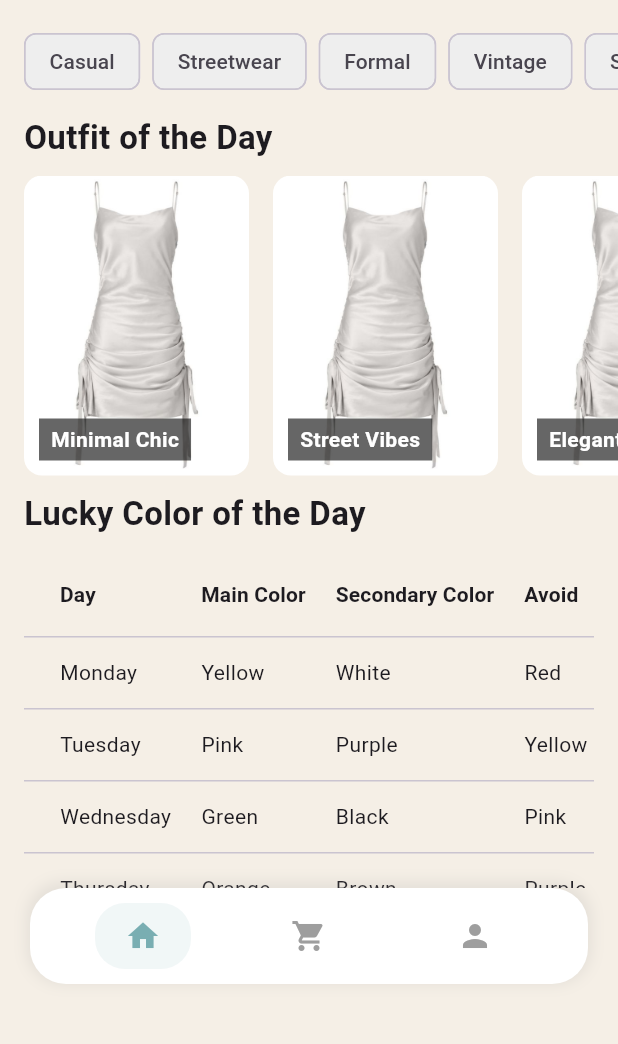
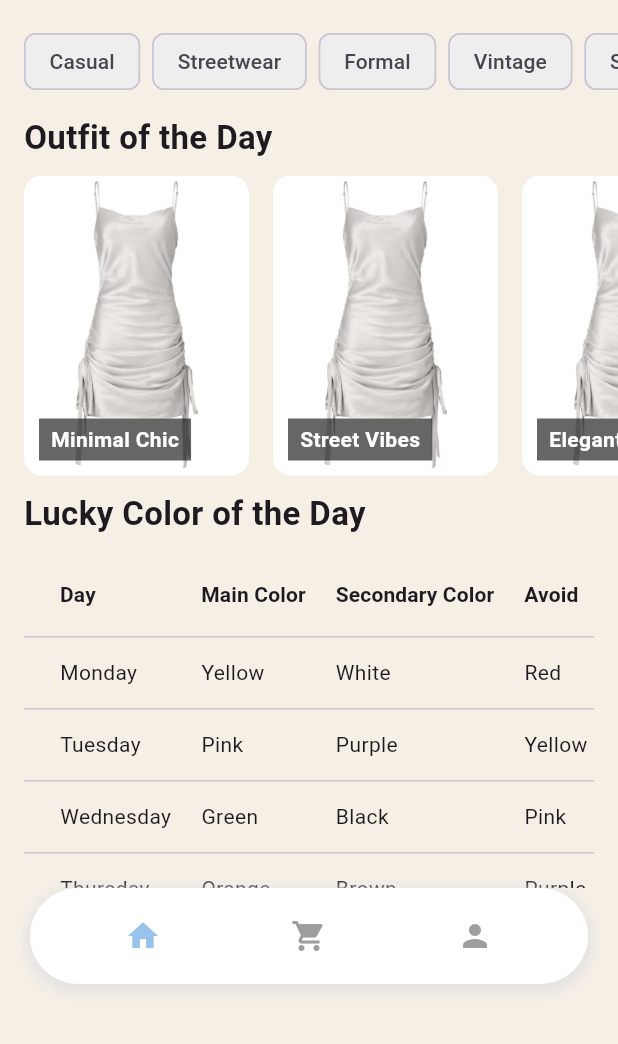
Before and after one commit to nammeyyy/fashion-app, a Flutter app: the MainPage screen opened directly, on a phone screen of 412 x 824 dp, the part 192-1236 px from its top. Run offline on Flutter 3.47's test engine with Material 3 defaults, Android fonts, the phone set to English and light mode, and no system bars; our stand-ins replace lottie.

Commit message:
refactor: replace BottomNavBar with BottomNav and update related imports

```diff
--- a/lib/bottom_nav/bottom_navBar.dart
+++ b/lib/bottom_nav/bottom_nav.dart
@@ -1,14 +1,14 @@
 import 'package:flutter/material.dart';
 
-class BottomNavBar extends StatelessWidget {
+class BottomNav extends StatelessWidget {
   final int selectedIndex;
   final Function(int) onTap;
 
-  const BottomNavBar({
-    Key? key,
+  const BottomNav({
+    super.key,
     required this.selectedIndex,
     required this.onTap,
-  }) : super(key: key);
+  });
 
   @override
   Widget build(BuildContext context) {
@@ -16,13 +16,13 @@ class BottomNavBar extends StatelessWidget {
       padding: const EdgeInsets.symmetric(horizontal: 20, vertical: 10),
       decoration: BoxDecoration(
         color: Colors.white,
-        borderRadius: BorderRadius.circular(24),
+        borderRadius: BorderRadius.circular(50),
         boxShadow: [
           BoxShadow(
-            color: Colors.grey.withOpacity(0.2),
+            color: Colors.grey.shade300,
             spreadRadius: 2,
             blurRadius: 8,
-            offset: const Offset(0, -2),
+            offset: const Offset(0, 3),
           ),
         ],
       ),
@@ -45,12 +45,12 @@ class BottomNavBar extends StatelessWidget {
       child: Container(
         padding: const EdgeInsets.symmetric(horizontal: 20, vertical: 10),
         decoration: BoxDecoration(
-          color: isSelected ? const Color(0xFF79AEB2).withOpacity(0.1) : Colors.transparent,
-          borderRadius: BorderRadius.circular(20),
+          color: isSelected ? const Color(0xFFFFFFFF) : Colors.transparent,
+          borderRadius: BorderRadius.circular(32),
         ),
         child: Icon(
           icon,
-          color: isSelected ? const Color(0xFF79AEB2) : Colors.grey,
+          color: isSelected ? const Color(0xff97C2EC) : Colors.grey,
           size: 24,
         ),
       ),
--- a/lib/main.dart
+++ b/lib/main.dart
@@ -3,7 +3,7 @@ import 'pages/home_page.dart';
 import 'pages/cart_page.dart';
 import 'pages/account_page.dart';
 import 'pages/welcome_page.dart';
-import 'bottom_nav/bottom_navBar.dart';
+import 'bottom_nav/bottom_nav.dart';
 
 void main() {
   runApp(const MyApp());
@@ -51,7 +51,7 @@ class _MainPageState extends State<MainPage> {
   Widget build(BuildContext context) {
     return Scaffold(
       body: _pages[_selectedIndex],
-      bottomNavigationBar: BottomNavBar(
+      bottomNavigationBar: BottomNav(
         selectedIndex: _selectedIndex,
         onTap: _onItemTapped,
       ),
--- a/lib/pages/home_page.dart
+++ b/lib/pages/home_page.dart
@@ -1,7 +1,7 @@
 import 'package:flutter/material.dart';
 
 class HomePage extends StatelessWidget {
-  const HomePage({Key? key}) : super(key: key);
+  const HomePage({super.key});
 
   @override
   Widget build(BuildContext context) {
@@ -121,7 +121,7 @@ class HomePage extends StatelessWidget {
 
   Widget _buildLuckyColorTable() {
     return SingleChildScrollView(
-      scrollDirection: Axis.horizontal,  // แก้ปัญหา Overflow
+      scrollDirection: Axis.horizontal,
       child: DataTable(
         columnSpacing: 20,
         columns: const [
--- a/lib/pages/login_page.dart
+++ b/lib/pages/login_page.dart
@@ -3,7 +3,7 @@ import 'package:lottie/lottie.dart';
 import '../main.dart';
 
 class LoginPage extends StatefulWidget {
-  const LoginPage({Key? key}) : super(key: key);
+  const LoginPage({super.key});
 
   @override
   State<LoginPage> createState() => _LoginPageState();
@@ -131,7 +131,7 @@ class _LoginPageState extends State<LoginPage> {
                             borderRadius: BorderRadius.circular(20),
                           ),
                           elevation: 8,
-                          shadowColor: Colors.black.withOpacity(0.3),
+                          shadowColor: Colors.black26,
                         ),
                         child: const Text(
                           'Login',
```
